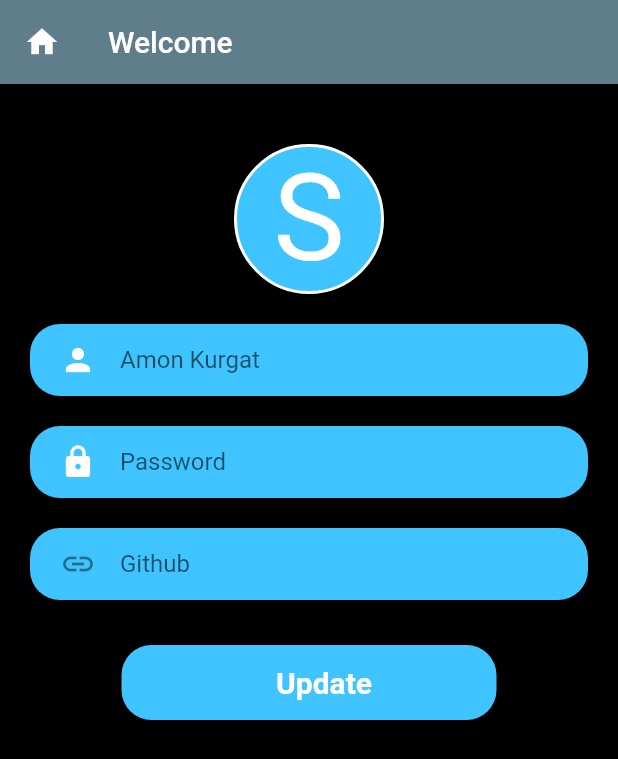
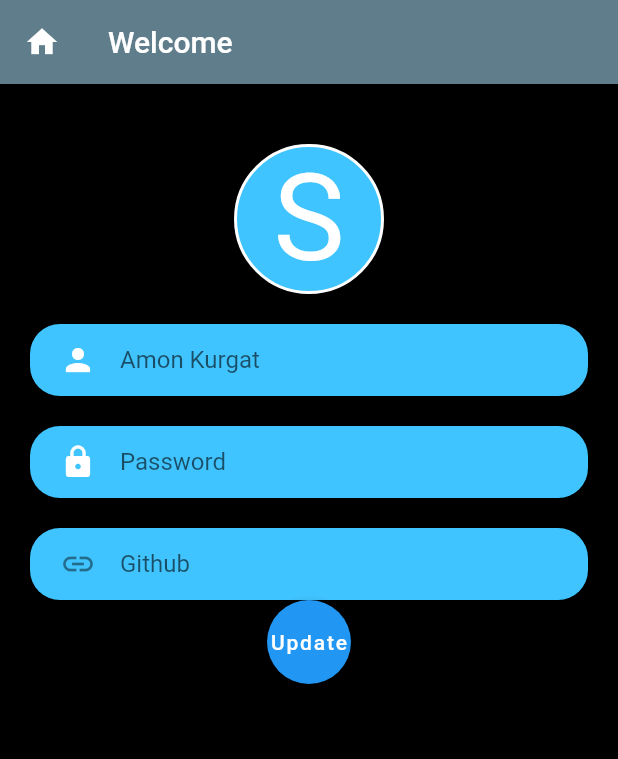
Before and after one commit to AmonKogei/chat_app, a Flutter app: the screen it shows after launch, on a phone screen of 412 x 824 dp. Shown: the top 759 px of the screen. Run offline on Flutter 3.47's test engine with Material 2 defaults, Android fonts, the phone set to English and light mode, and no system bars.

Commit message:
Button widget added

```diff
--- a/lib/main.dart
+++ b/lib/main.dart
@@ -86,21 +86,11 @@ class MyApp extends StatelessWidget {
                         icon: Icon(Icons.link))),
               ),
             ),
-            Container(
-              margin: EdgeInsets.only(left: 30, top: 30, right: 30),
-              height: 50,
-              width: 250,
-              decoration: BoxDecoration(
-                  color: Colors.lightBlueAccent,
-                  borderRadius: BorderRadius.circular(20)),
-              child: const Padding(
-                  padding: EdgeInsets.only(left: 20),
-                  child: Center(
-                      child: Text("Update",
-                          style: TextStyle(
-                              color: Colors.white,
-                              fontSize: 20,
-                              fontWeight: FontWeight.w700)))),
+            FloatingActionButton(
+              onPressed: () {},
+              color: Colors.lightBlueAccent,
+              textColor: Colors.white,
+              child: const Text("Update"),
             )
           ],
         ),
```
Also changed, not shown: 1 other file.
